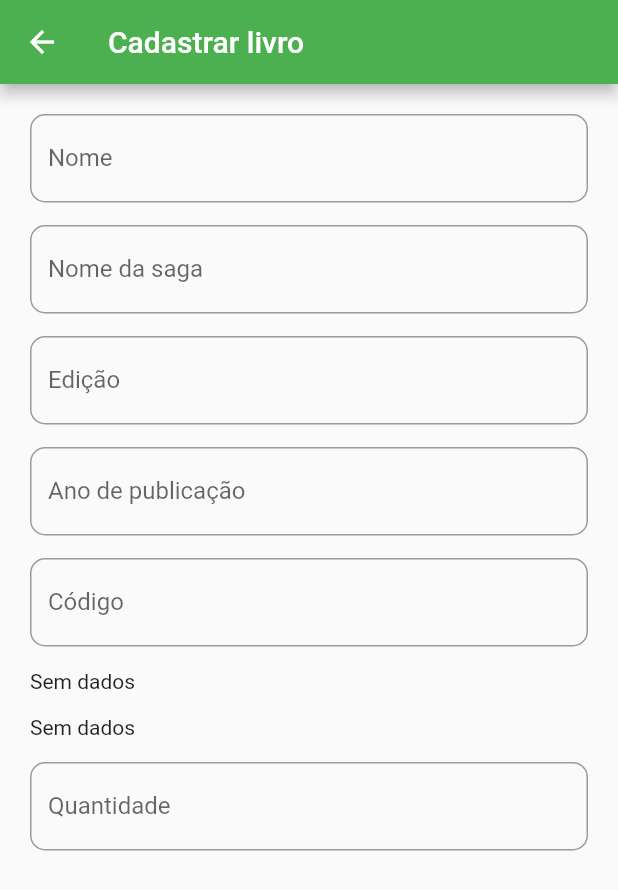
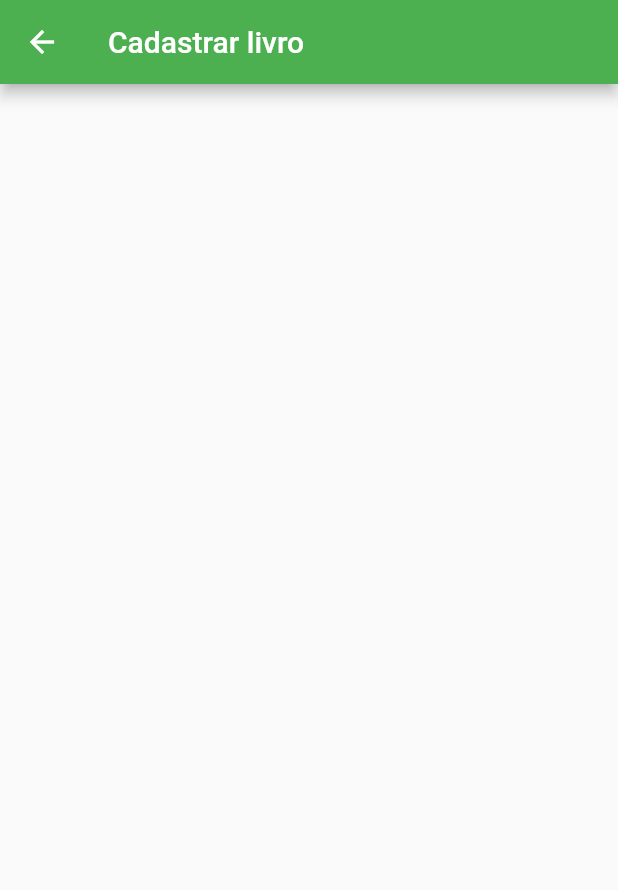
Before and after one commit to lucasoliveirasouza/cs-front-end, a Flutter app: the LivroCadastrarView screen opened directly, on a phone screen of 412 x 824 dp. Shown: the top 890 px of the screen. Run offline on Flutter 3.47's test engine with Material 2 defaults, Android fonts, the phone set to English and light mode, and no system bars; our stand-ins replace flutter_secure_storage, get; accounts and stored records are empty; network calls fail.

Commit message:
Criar Livro

```diff
--- a/lib/views/livro/livro_cadastrar.dart
+++ b/lib/views/livro/livro_cadastrar.dart
@@ -1,9 +1,3 @@
-import 'package:csbiblio/componentes/dropdown_padrao.dart';
-import 'package:csbiblio/componentes/form_field_padrao.dart';
-import 'package:csbiblio/models/Autor.dart';
-import 'package:csbiblio/models/Editora.dart';
-import 'package:csbiblio/services/autor_service.dart';
-import 'package:csbiblio/services/editora_service.dart';
 import 'package:flutter/material.dart';
 
 class LivroCadastrarView extends StatefulWidget {
@@ -24,81 +18,7 @@ class _LivroCadastrarViewState extends State<LivroCadastrarView> {
       appBar: AppBar(
         title: Text("Cadastrar livro"),
       ),
-      body: Form(
-        key: formKey,
-        child: Container(
-          padding: EdgeInsets.only(right: 20, top: 20, left: 20),
-          child: ListView(
-            children: [
-              FormFieldPadrao(
-                controle: nome,
-                title: "Nome",
-              ),
-              SizedBox(
-                height: 15,
-              ),
-              FormFieldPadrao(
-                controle: nome,
-                title: "Nome da saga",
-              ),
-              SizedBox(
-                height: 15,
-              ),
-              FormFieldPadrao(
-                controle: nome,
-                title: "Edição",
-              ),
-              SizedBox(
-                height: 15,
-              ),
-              FormFieldPadrao(
-                controle: nome,
-                title: "Ano de publicação",
-              ),
-              SizedBox(
-                height: 15,
-              ),
-              FormFieldPadrao(
-                controle: nome,
-                title: "Código",
-              ),
-              SizedBox(
-                height: 15,
-              ),
-              DropdownPadrao<Autor>(
-                nome: "Autor",
-                future: AutorService().getAll(),
-                onSelect: (value) {
-                  autorId = value;
-                },
-                initialValue: autorId,
-                child: 'nome',
-                value: 'id',
-              ),
-              SizedBox(
-                height: 15,
-              ),
-              DropdownPadrao<Editora>(
-                nome: "Autor",
-                future: EditoraService().getAll(),
-                onSelect: (value) {
-                  autorId = value;
-                },
-                initialValue: autorId,
-                child: 'nome',
-                value: 'id',
-              ),
-              SizedBox(
-                height: 15,
-              ),
-              FormFieldPadrao(
-                controle: nome,
-                title: "Quantidade",
-              ),
-            ],
-          ),
-        ),
-      ),
+      body: Container(),
     );
   }
 }
```
